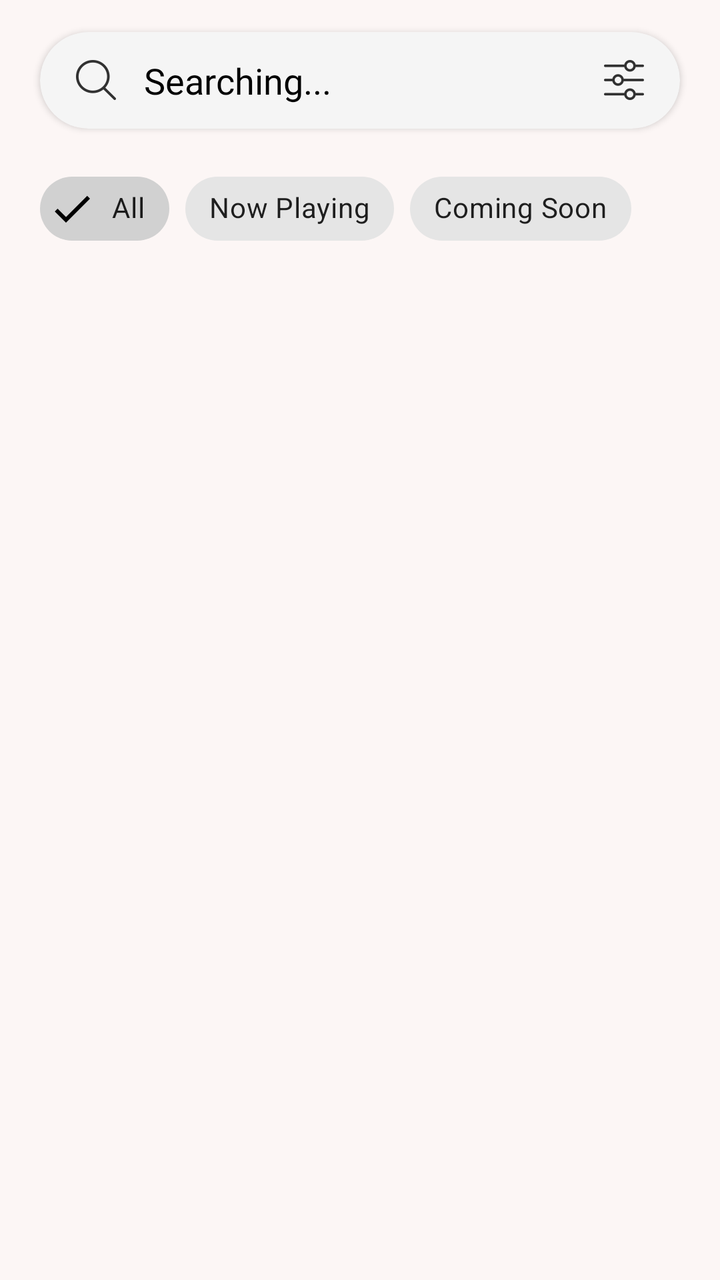
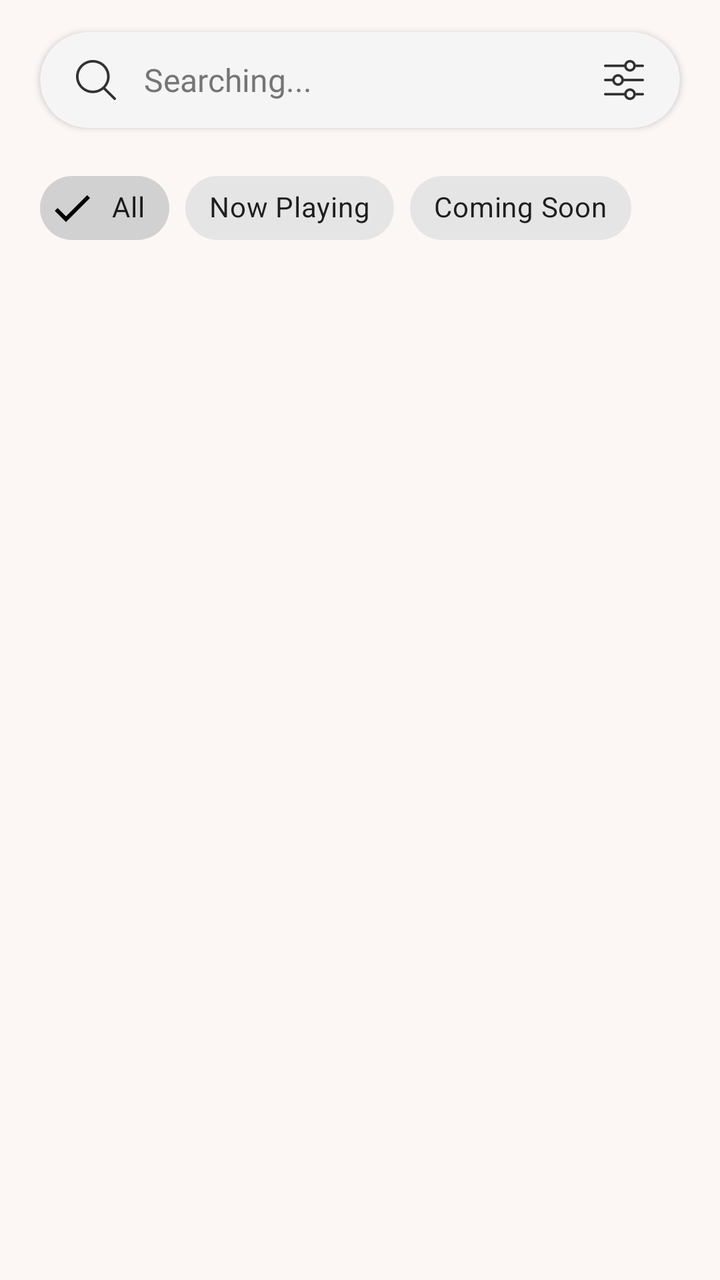

Screens rendered from an Android XML layout before and after an edit, with the pre-edit source and the edit as a unified diff.
<!-- AndroidManifest.xml: application theme Theme.Cinepople -->
<!-- res/layout/fragment_main_search.xml -->
<?xml version="1.0" encoding="utf-8"?>
<androidx.constraintlayout.widget.ConstraintLayout
    xmlns:android="http://schemas.android.com/apk/res/android"
    xmlns:app="http://schemas.android.com/apk/res-auto"
    xmlns:tools="http://schemas.android.com/tools"
    android:layout_width="match_parent"
    android:layout_height="match_parent"
    android:background="@color/white"
    android:fitsSystemWindows="true"
    tools:context=".ui.main.search.SearchFragment">

    <com.google.android.material.card.MaterialCardView
        android:id="@+id/search_bar_layout"
        android:layout_width="match_parent"
        android:layout_height="wrap_content"
        android:layout_marginHorizontal="20dp"
        android:layout_marginTop="16dp"
        app:cardCornerRadius="28dp"
        app:cardElevation="2dp"
        app:cardBackgroundColor="#F5F5F5"
        app:layout_constraintTop_toTopOf="parent"> <LinearLayout
        android:layout_width="match_parent"
        android:layout_height="wrap_content"
        android:gravity="center_vertical"
        android:paddingHorizontal="16dp"
        android:paddingVertical="12dp">

        <ImageView
            android:layout_width="24dp"
            android:layout_height="24dp"
            android:src="@drawable/ic_search"
            app:tint="@color/black" />

        <EditText
            android:id="@+id/search_edit_text"
            android:layout_width="0dp"
            android:layout_height="wrap_content"
            android:layout_weight="1"
            android:layout_marginHorizontal="12dp"
            android:background="@null"
            android:hint="Searching..."
            android:fontFamily="@font/montserrat_medium"
            android:imeOptions="actionSearch"
            android:inputType="text"
            android:maxLines="1"
            android:textColor="@color/black"
            android:textColorHint="@color/black" />

        <ImageView
            android:id="@+id/btn_filter"
            android:layout_width="24dp"
            android:layout_height="24dp"
            android:src="@drawable/ic_filter" /> </LinearLayout>
    </com.google.android.material.card.MaterialCardView>

    <HorizontalScrollView
        android:id="@+id/filter_scroll_view"
        android:layout_width="match_parent"
        android:layout_height="wrap_content"
        android:layout_marginTop="16dp"
        android:scrollbars="none"
        app:layout_constraintTop_toBottomOf="@id/search_bar_layout">
        <com.google.android.material.chip.ChipGroup
            android:id="@+id/chip_group_filters"
            android:layout_width="wrap_content"
            android:layout_height="wrap_content"
            android:paddingHorizontal="20dp"
            app:singleLine="true"
            app:singleSelection="true">

            <com.google.android.material.chip.Chip
                android:id="@+id/chip_all"
                style="@style/Widget.MaterialComponents.Chip.Filter"
                android:layout_width="wrap_content"
                android:layout_height="wrap_content"
                android:text="All"
                android:fontFamily="@font/montserrat_semibold"
                android:checked="true" />

            <com.google.android.material.chip.Chip
                android:id="@+id/chip_now_playing"
                style="@style/Widget.MaterialComponents.Chip.Filter"
                android:layout_width="wrap_content"
                android:layout_height="wrap_content"
                android:fontFamily="@font/montserrat_semibold"
                android:text="Now Playing" />

            <com.google.android.material.chip.Chip
                android:id="@+id/chip_coming_soon"
                style="@style/Widget.MaterialComponents.Chip.Filter"
                android:layout_width="wrap_content"
                android:layout_height="wrap_content"
                android:fontFamily="@font/montserrat_semibold"
                android:text="Coming Soon" />

        </com.google.android.material.chip.ChipGroup>
    </HorizontalScrollView>

    <androidx.recyclerview.widget.RecyclerView
        android:id="@+id/recycler_search_results"
        android:layout_width="match_parent"
        android:layout_height="0dp"
        android:layout_marginTop="16dp"
        android:paddingHorizontal="20dp"
        android:clipToPadding="false"
        app:layoutManager="androidx.recyclerview.widget.LinearLayoutManager"
        app:layout_constraintTop_toBottomOf="@id/filter_scroll_view"
        app:layout_constraintBottom_toBottomOf="parent" />

    <TextView
        android:id="@+id/text_no_results"
        android:layout_width="wrap_content"
        android:layout_height="wrap_content"
        android:text="Not Found"
        android:textColor="@color/black"
        android:textSize="16sp"
        android:visibility="gone"
        app:layout_constraintTop_toBottomOf="@id/filter_scroll_view"
        app:layout_constraintBottom_toBottomOf="parent"
        app:layout_constraintStart_toStartOf="parent"
        app:layout_constraintEnd_toEndOf="parent"
        tools:visibility="visible" />

    <ProgressBar
        android:id="@+id/progress_bar"
        android:layout_width="wrap_content"
        android:layout_height="wrap_content"
        android:visibility="gone"
        app:layout_constraintTop_toBottomOf="@id/filter_scroll_view"
        app:layout_constraintBottom_toBottomOf="parent"
        app:layout_constraintStart_toStartOf="parent"
        app:layout_constraintEnd_toEndOf="parent" />

</androidx.constraintlayout.widget.ConstraintLayout>
<!-- resources referenced by this layout -->
<resources>
  <color name="black">#FF000000</color>
  <color name="white">#FCF6F5</color>
  <!-- drawable ic_filter: png bitmap (drawable-hdpi, 440 bytes) -->
  <!-- drawable ic_search: png bitmap (drawable-hdpi, 671 bytes) -->
  <style name="Theme.Cinepople" parent="Theme.MaterialComponents.DayNight.NoActionBar">
          <item name="android:windowTranslucentStatus">false</item>
          <item name="android:windowTranslucentNavigation">false</item>
          <item name="android:windowDrawsSystemBarBackgrounds">true</item>
          <item name="android:statusBarColor" tools:targetApi="L">#000000</item>
          <item name="android:windowLightStatusBar" tools:targetApi="M">false</item>
          ...
      </style>
</resources>

<!-- the commit's change to res/layout/fragment_main_search.xml (unified diff, before → after) -->
@@ -5,9 +5,9 @@
     xmlns:tools="http://schemas.android.com/tools"
     android:layout_width="match_parent"
     android:layout_height="match_parent"
-    android:background="@color/white"
+    android:background="@color/background_color"
     android:fitsSystemWindows="true"
-    tools:context=".ui.main.search.SearchFragment">
+    tools:context=".fragment.search.SearchFragment">
 
     <com.google.android.material.card.MaterialCardView
         android:id="@+id/search_bar_layout"
@@ -29,7 +29,7 @@
             android:layout_width="24dp"
             android:layout_height="24dp"
             android:src="@drawable/ic_search"
-            app:tint="@color/black" />
+            app:tint="@color/icon_color" />
 
         <EditText
             android:id="@+id/search_edit_text"
@@ -42,9 +42,10 @@
             android:fontFamily="@font/montserrat_medium"
             android:imeOptions="actionSearch"
             android:inputType="text"
+            android:textSize="16dp"
             android:maxLines="1"
-            android:textColor="@color/black"
-            android:textColorHint="@color/black" />
+            android:textColor="@color/text_color"
+            android:textColorHint="@color/hint_color" />
 
         <ImageView
             android:id="@+id/btn_filter"
@@ -112,7 +113,7 @@
         android:layout_width="wrap_content"
         android:layout_height="wrap_content"
         android:text="Not Found"
-        android:textColor="@color/black"
+        android:textColor="@color/text_color"
         android:textSize="16sp"
         android:visibility="gone"
         app:layout_constraintTop_toBottomOf="@id/filter_scroll_view"
<!-- resource entries referenced after the edit -->
@@ -1,7 +1,9 @@
 <!-- resources referenced by this layout -->
 <resources>
-  <color name="black">#FF000000</color>
-  <color name="white">#FCF6F5</color>
+  <color name="background_color">#FCF6F5</color>
+  <color name="hint_color">#757575</color>
+  <color name="icon_color">#000000</color>
+  <color name="text_color">#000000</color>
   <!-- drawable ic_filter: png bitmap (drawable-hdpi, 440 bytes) -->
   <!-- drawable ic_search: png bitmap (drawable-hdpi, 671 bytes) -->
   <style name="Theme.Cinepople" parent="Theme.MaterialComponents.DayNight.NoActionBar">
